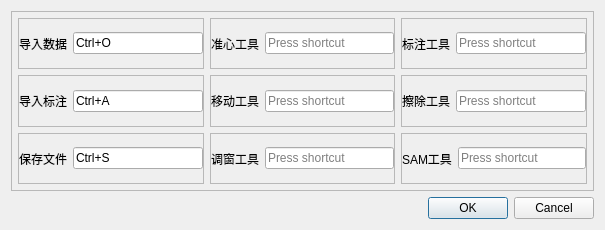
Qt form src/pcst/ui/ShortcutDialog.ui (cjf128/PCST) before a commit.
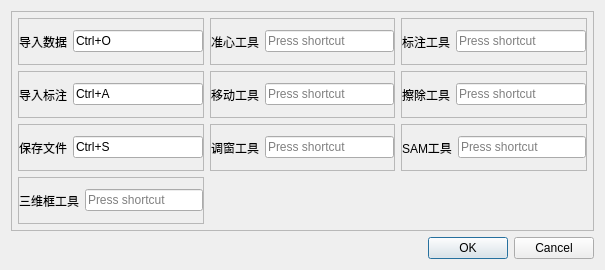
The same form after that commit.

```diff
--- a/src/pcst/ui/ShortcutDialog.ui
+++ b/src/pcst/ui/ShortcutDialog.ui
@@ -7,7 +7,7 @@
     <x>0</x>
     <y>0</y>
     <width>605</width>
-    <height>230</height>
+    <height>270</height>
    </rect>
   </property>
   <property name="windowTitle">
@@ -380,6 +380,43 @@
         </layout>
        </widget>
       </item>
+      <item row="3" column="0">
+       <widget class="QFrame" name="frame_11">
+        <property name="frameShape">
+         <enum>QFrame::Shape::StyledPanel</enum>
+        </property>
+        <property name="frameShadow">
+         <enum>QFrame::Shadow::Raised</enum>
+        </property>
+        <layout class="QHBoxLayout" name="horizontalLayout_11">
+         <property name="spacing">
+          <number>6</number>
+         </property>
+         <property name="leftMargin">
+          <number>0</number>
+         </property>
+         <property name="topMargin">
+          <number>0</number>
+         </property>
+         <property name="rightMargin">
+          <number>0</number>
+         </property>
+         <property name="bottomMargin">
+          <number>0</number>
+         </property>
+         <item>
+          <widget class="QLabel" name="label_11">
+           <property name="text">
+            <string>三维框工具</string>
+           </property>
+          </widget>
+         </item>
+         <item>
+          <widget class="QKeySequenceEdit" name="box_edit"/>
+         </item>
+        </layout>
+       </widget>
+      </item>
      </layout>
     </widget>
    </item>
```
